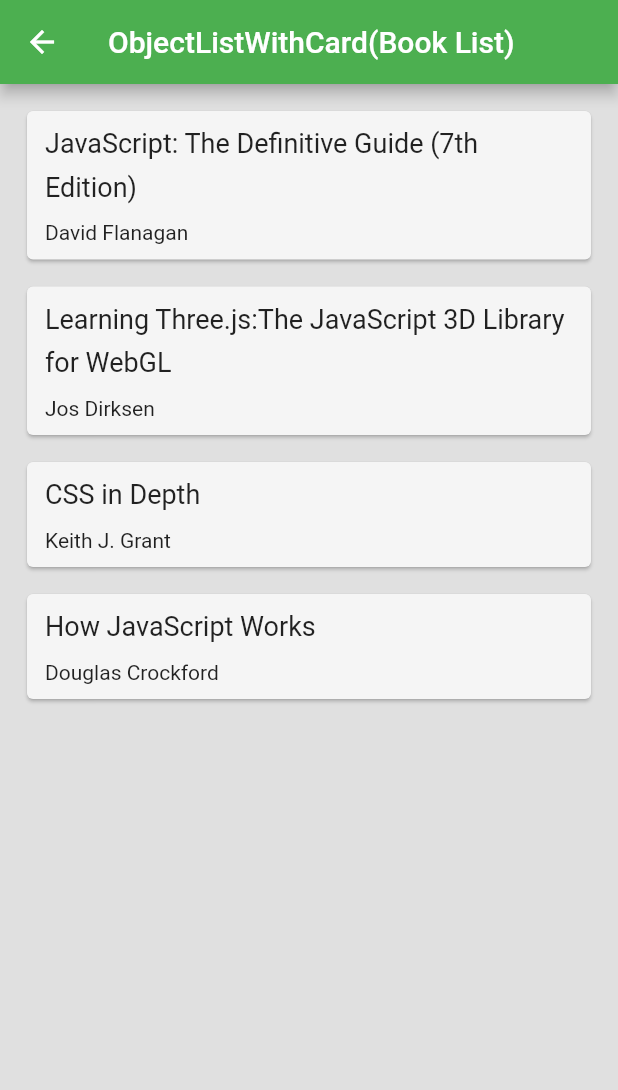
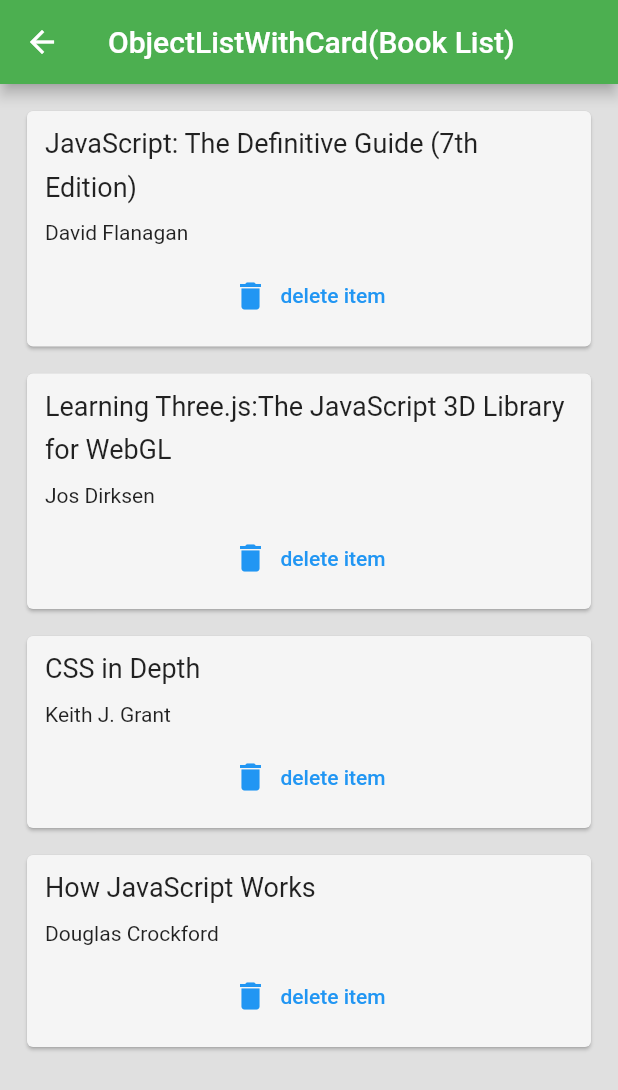
Before and after one commit to Gaohaoyang/flutter_learning, a Flutter app: the ObjectListWithCard screen opened directly, on a phone screen of 412 x 824 dp. Shown: the top 1090 px of the screen. Run offline on Flutter 3.47's test engine with Material 2 defaults, Android fonts, the phone set to English and light mode, and no system bars.

Commit message:
feat: 🎸 update

```diff
--- /dev/null
+++ b/lib/Components/BookCard.dart
@@ -0,0 +1,46 @@
+import 'package:flutter/material.dart';
+import '../DataModel/Book.dart';
+
+class BookAndAuthorCard extends StatelessWidget {
+  final Book bookItem;
+  final void Function() delete;
+
+  const BookAndAuthorCard({
+    super.key,
+    required this.bookItem,
+    required this.delete,
+  });
+
+  @override
+  Widget build(BuildContext context) {
+    return Card(
+      margin: const EdgeInsets.fromLTRB(18, 18, 18, 0),
+      color: Colors.grey[100],
+      child: Padding(
+        padding: const EdgeInsets.fromLTRB(12, 5, 12, 10),
+        child: Column(
+          crossAxisAlignment: CrossAxisAlignment.stretch,
+          children: [
+            Text(
+              bookItem.name,
+              style: const TextStyle(
+                  fontSize: 18,
+                  height: 1.6
+              ),
+            ),
+            const SizedBox(height: 10),
+            Text(
+                bookItem.author
+            ),
+            const SizedBox(height: 10),
+            TextButton.icon(
+              onPressed: delete,
+              label: const Text('delete item'),
+              icon: const Icon(Icons.delete),
+            ),
+          ],
+        ),
+      ),
+    );
+  }
+}
--- a/lib/Pages/ObjectListWithCard.dart
+++ b/lib/Pages/ObjectListWithCard.dart
@@ -1,5 +1,6 @@
 import 'package:flutter/material.dart';
 import '../DataModel/Book.dart';
+import '../Components/BookCard.dart';
 
 class ObjectListWithCard extends StatefulWidget {
   const ObjectListWithCard({Key? key}) : super(key: key);
@@ -29,32 +30,6 @@ class _ObjectListWithCardState extends State<ObjectListWithCard> {
     ),
   ];
 
-  Widget cardTemplate(Book bookItem) {
-    return Card(
-      margin: const EdgeInsets.fromLTRB(18, 18, 18, 0),
-      color: Colors.grey[100],
-      child: Padding(
-        padding: const EdgeInsets.fromLTRB(12, 5, 12, 10),
-        child: Column(
-          crossAxisAlignment: CrossAxisAlignment.stretch,
-          children: [
-            Text(
-              bookItem.name,
-              style: const TextStyle(
-                fontSize: 18,
-                height: 1.6
-              ),
-            ),
-            SizedBox(height: 10),
-            Text(
-              bookItem.author
-            ),
-          ],
-        ),
-      ),
-    );
-  }
-
   @override
   Widget build(BuildContext context) {
     return Scaffold(
@@ -65,7 +40,14 @@ class _ObjectListWithCardState extends State<ObjectListWithCard> {
         backgroundColor: Colors.green,
       ),
       body: Column(
-        children: bookList.map((e) => cardTemplate(e)).toList(),
+        children: bookList.map((item) => BookAndAuthorCard(
+          bookItem: item,
+          delete: () {
+            setState(() {
+              bookList.remove(item);
+            });
+          },
+        )).toList(),
       ),
     );
   }
--- a/lib/main.dart
+++ b/lib/main.dart
@@ -5,6 +5,7 @@ import './Pages/StatefulDemo.dart';
 import './Pages/SimpleList.dart';
 import './Pages/ObjectList.dart';
 import './Pages/ObjectListWithCard.dart';
+import './Pages/WorldClock.dart';
 import './DataModel/HomePageListItem.dart';
 
 void main() {
@@ -44,6 +45,10 @@ class _HomeState extends State<Home> {
       itemName: 'ObjectListWithCard(Book List)',
       pageWidget: const ObjectListWithCard(),
     ),
+    HomePageListItem(
+      itemName: 'WorldClock',
+      pageWidget: const WorldClock(),
+    ),
   ];
 
   @override
```
Also changed, not shown: lib/Pages/WorldClock.dart (added, +17 -0 lines), lib/Pages/WorldClockChooseLocation.dart (added, +15 -0 lines).
